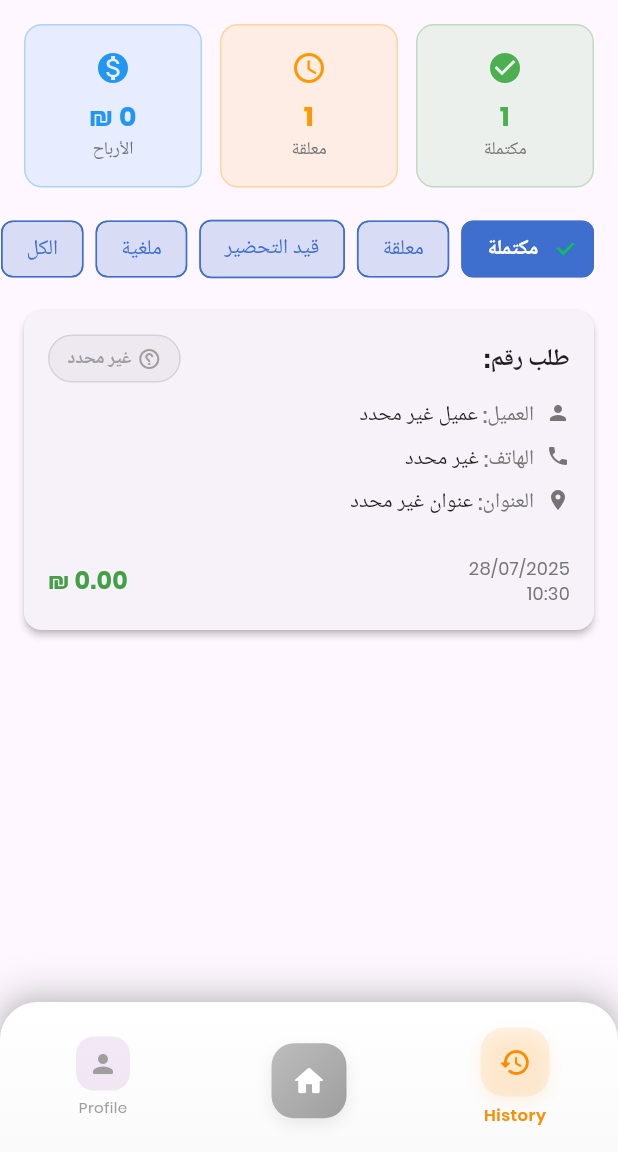
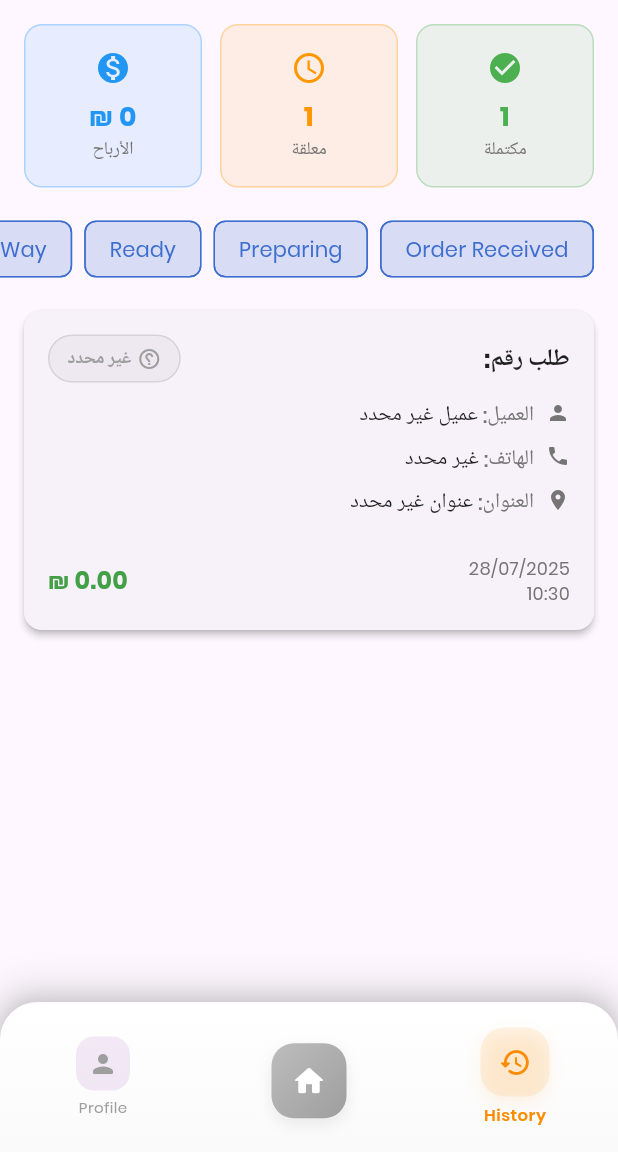
Before and after one commit to mhmdajoor5/jetak-mobile-delivery, a Flutter app: the PagesTestWidget screen opened by its route, item 3 of the bottom bar chosen, on a phone screen of 412 x 824 dp, the part 84-1236 px from its top. Run offline on Flutter 3.47's test engine with Material 3 defaults, Android fonts, the phone set to English and light mode, and no system bars; our stand-ins replace audioplayers, cached_network_image, dio, file_picker, firebase_core, firebase_messaging and 13 more; missing offline and left inert: global_configuration, map_launcher, pretty_http_logger; accounts and stored records are empty; network calls fail.

Commit message:
fix order status logic

```diff
--- a/lib/src/controllers/order_history_controller.dart
+++ b/lib/src/controllers/order_history_controller.dart
@@ -14,7 +14,9 @@ class OrderHistoryController {
       Stream<Order> stream;
       if (statusIds != null && statusIds.isNotEmpty) {
         print('📋 Using custom status IDs: ${statusIds.join(', ')}');
-        stream = await orderRepo.getOrdersByStatuses(statusIds);
+
+        // stream = await orderRepo.getOrdersByStatuses(statusIds);
+         stream = await orderRepo.getOrdersHistory();
       } else {
         print('📋 Using default delivered orders (status 5)');
         stream = await orderRepo.getOrdersHistory();
--- a/lib/src/pages/orders_history.dart
+++ b/lib/src/pages/orders_history.dart
@@ -212,11 +212,13 @@ class _OrderHistoryPageState extends State<OrderHistoryPage> {
         scrollDirection: Axis.horizontal,
         padding: EdgeInsets.symmetric(horizontal: 16),
         children: [
-          _buildFilterChip('delivered', 'مكتملة'),
-          _buildFilterChip('pending', 'معلقة'),
-          _buildFilterChip('preparing', 'قيد التحضير'),
-          _buildFilterChip('cancelled', 'ملغية'),
-          _buildFilterChip('all_completed', 'الكل'),
+          _buildFilterChip( 'Order Received', 'Order Received'),
+          _buildFilterChip('Preparing', 'Preparing'),
+          _buildFilterChip('Ready', 'Ready'),
+          _buildFilterChip('On the Way', 'On the Way'),
+          _buildFilterChip('Delivered', 'Delivered'),
+          _buildFilterChip('Accepted', 'Accepted'),
+          _buildFilterChip('Rejected', 'Rejected'),
         ],
       ),
     );
--- a/lib/src/repository/order_repository.dart
+++ b/lib/src/repository/order_repository.dart
@@ -116,7 +116,7 @@ Future<Stream<Order>> getOrdersHistory() async {
         .transform(json.decoder)
         .map((data) {
           final result = Helper.getData(data as Map<String, dynamic>);
-          print('📋 Order History Response:');
+          print('📋 Order History Response: ${result}');
           print('   - Number of orders found: ${(result as List).length}');
 
           // Log details of first order for debugging
```
